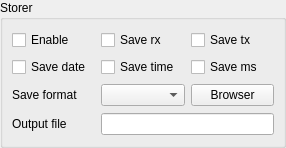
First picture: the form in Source/Tools/ToolsUI/xToolsStorerToolUi.ui, repository x-tools-author/x-tools, before the edit.
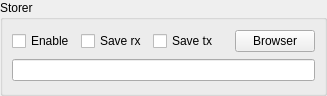
Second picture: the form after the edit. Custom widgets are drawn as their Qt base class.

What changed in the file:
```diff
--- a/Source/Tools/ToolsUI/xToolsStorerToolUi.ui
+++ b/Source/Tools/ToolsUI/xToolsStorerToolUi.ui
@@ -6,8 +6,8 @@
    <rect>
     <x>0</x>
     <y>0</y>
-    <width>286</width>
-    <height>148</height>
+    <width>327</width>
+    <height>96</height>
    </rect>
   </property>
   <property name="windowTitle">
@@ -33,73 +33,58 @@
      </property>
      <layout class="QGridLayout" name="gridLayout_2">
       <item row="0" column="0">
+       <layout class="QHBoxLayout" name="horizontalLayout">
+        <item>
        <widget class="xToolsCheckBox" name="checkBoxEnable">
         <property name="text">
          <string>Enable</string>
         </property>
        </widget>
       </item>
-      <item row="0" column="1">
+        <item>
        <widget class="xToolsCheckBox" name="checkBoxRx">
         <property name="text">
          <string>Save rx</string>
         </property>
        </widget>
       </item>
-      <item row="0" column="2">
+        <item>
        <widget class="xToolsCheckBox" name="checkBoxTx">
         <property name="text">
          <string>Save tx</string>
         </property>
        </widget>
       </item>
-      <item row="1" column="0">
-       <widget class="xToolsCheckBox" name="checkBoxDate">
-        <property name="text">
-         <string>Save date</string>
-        </property>
-       </widget>
-      </item>
-      <item row="1" column="1">
-       <widget class="xToolsCheckBox" name="checkBoxTime">
-        <property name="text">
-         <string>Save time</string>
-        </property>
-       </widget>
-      </item>
-      <item row="1" column="2">
-       <widget class="xToolsCheckBox" name="checkBoxMs">
-        <property name="text">
-         <string>Save ms</string>
-        </property>
-       </widget>
-      </item>
-      <item row="2" column="0">
-       <widget class="QLabel" name="label">
-        <property name="text">
-         <string>Save format</string>
-        </property>
-       </widget>
-      </item>
-      <item row="2" column="1">
-       <widget class="xToolsTextFormatComboBox" name="comboBoxFormat"/>
-      </item>
-      <item row="2" column="2">
+        <item>
+         <spacer name="horizontalSpacer">
+          <property name="orientation">
+           <enum>Qt::Horizontal</enum>
+          </property>
+          <property name="sizeHint" stdset="0">
+           <size>
+            <width>40</width>
+            <height>20</height>
+           </size>
+          </property>
+         </spacer>
+        </item>
+        <item>
        <widget class="QPushButton" name="pushButtonSelectFile">
         <property name="text">
          <string>Browser</string>
         </property>
        </widget>
       </item>
-      <item row="3" column="0">
-       <widget class="QLabel" name="label_14">
-        <property name="text">
-         <string>Output file</string>
-        </property>
-       </widget>
+       </layout>
       </item>
-      <item row="3" column="1" colspan="2">
+      <item row="1" column="0">
        <widget class="xToolsLineEdit" name="lineEditStorerPath">
+        <property name="minimumSize">
+         <size>
+          <width>230</width>
+          <height>0</height>
+         </size>
+        </property>
         <property name="text">
          <string notr="true"/>
         </property>
@@ -124,11 +109,6 @@
    <extends>QLineEdit</extends>
    <header>xToolsLineEdit.h</header>
   </customwidget>
-  <customwidget>
-   <class>xToolsTextFormatComboBox</class>
-   <extends>QComboBox</extends>
-   <header location="global">xToolsTextFormatComboBox.h</header>
-  </customwidget>
  </customwidgets>
  <resources/>
  <connections/>
```
Lines whose indentation alone changed are shown as unchanged.
